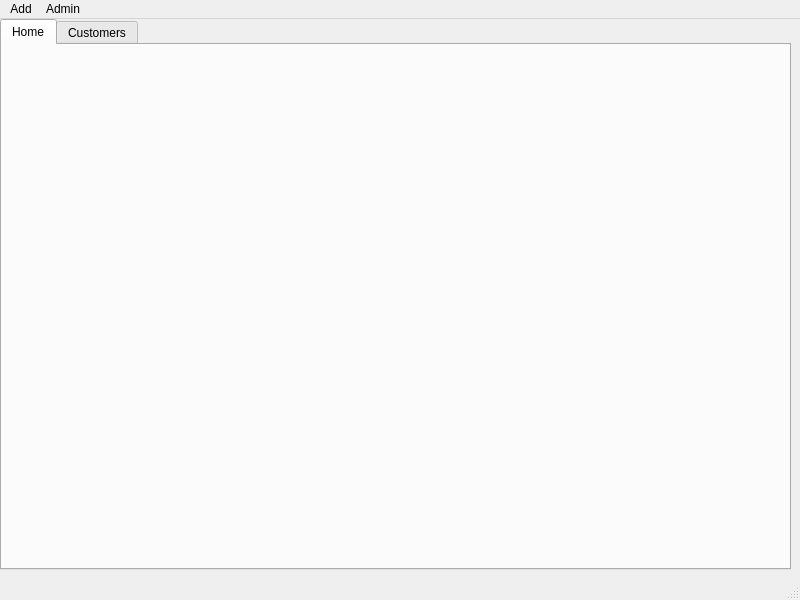
Qt form CarRent/mainscreen.ui (Mani-SSH/Car_Rental) before a commit.
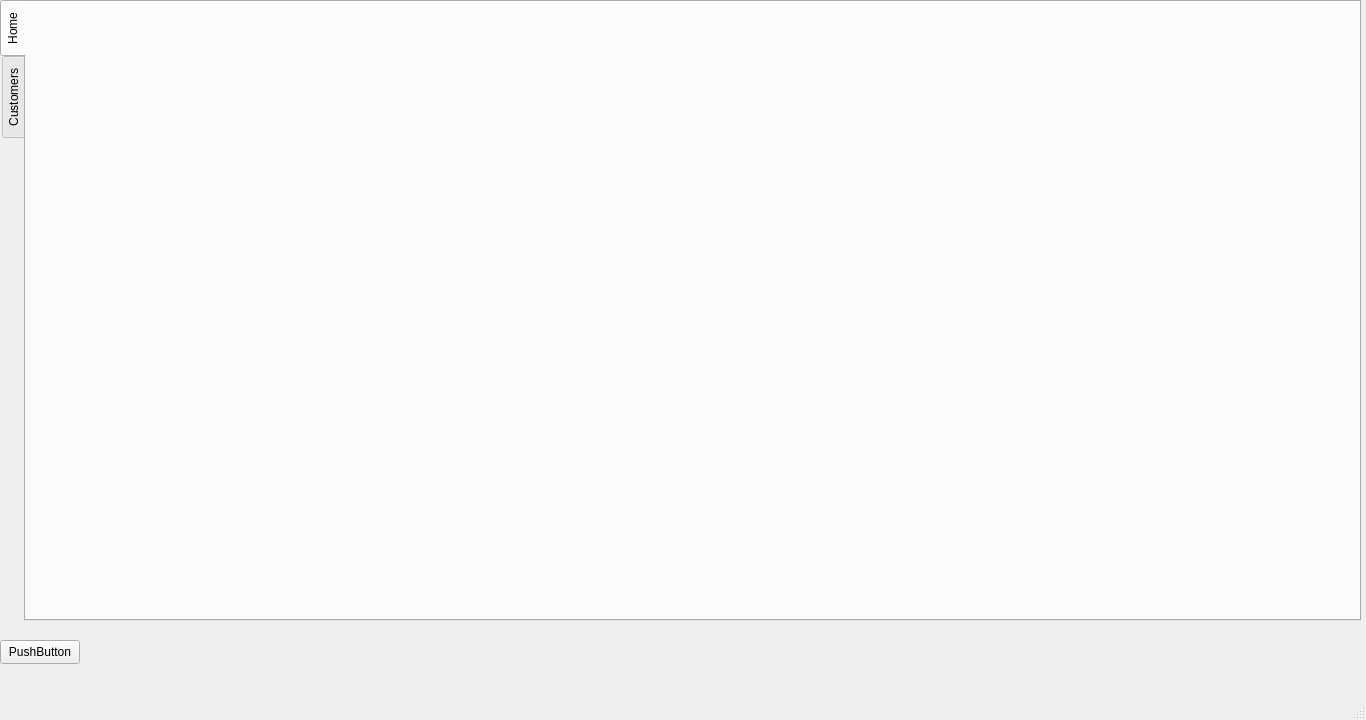
The same form after that commit. The open tabs and pages were chosen to show the change.

Commit message: Created Layout

```diff
--- a/CarRent/mainscreen.ui
+++ b/CarRent/mainscreen.ui
@@ -6,8 +6,8 @@
    <rect>
     <x>0</x>
     <y>0</y>
-    <width>800</width>
-    <height>600</height>
+    <width>1366</width>
+    <height>720</height>
    </rect>
   </property>
   <property name="windowTitle">
@@ -23,11 +23,28 @@
       <height>551</height>
      </rect>
     </property>
-    <layout class="QGridLayout" name="gridLayout">
-     <item row="0" column="0">
+    <layout class="QGridLayout" name="gridLayout"/>
+   </widget>
       <widget class="QTabWidget" name="tabWidget">
+    <property name="enabled">
+     <bool>true</bool>
+    </property>
+    <property name="geometry">
+     <rect>
+      <x>0</x>
+      <y>0</y>
+      <width>1361</width>
+      <height>621</height>
+     </rect>
+    </property>
+    <property name="sizePolicy">
+     <sizepolicy hsizetype="Preferred" vsizetype="Preferred">
+      <horstretch>0</horstretch>
+      <verstretch>0</verstretch>
+     </sizepolicy>
+    </property>
        <property name="tabPosition">
-        <enum>QTabWidget::North</enum>
+     <enum>QTabWidget::West</enum>
        </property>
        <property name="currentIndex">
         <number>1</number>
@@ -43,8 +60,18 @@
         </attribute>
        </widget>
       </widget>
-     </item>
-    </layout>
+   <widget class="QPushButton" name="pushButton">
+    <property name="geometry">
+     <rect>
+      <x>0</x>
+      <y>640</y>
+      <width>80</width>
+      <height>24</height>
+     </rect>
+    </property>
+    <property name="text">
+     <string>PushButton</string>
+    </property>
    </widget>
   </widget>
   <widget class="QMenuBar" name="menubar">
@@ -52,26 +79,10 @@
     <rect>
      <x>0</x>
      <y>0</y>
-     <width>800</width>
-     <height>25</height>
+     <width>1366</width>
+     <height>21</height>
     </rect>
    </property>
-   <widget class="QMenu" name="menuAdd">
-    <property name="title">
-     <string>Add</string>
-    </property>
-    <addaction name="actionAdd_car"/>
-    <addaction name="actionAdd_Customer"/>
-   </widget>
-   <widget class="QMenu" name="menuAdmin">
-    <property name="title">
-     <string>Admin</string>
-    </property>
-    <addaction name="actionLogout"/>
-    <addaction name="actionCreate_New_Account"/>
-   </widget>
-   <addaction name="menuAdd"/>
-   <addaction name="menuAdmin"/>
   </widget>
   <widget class="QStatusBar" name="statusbar"/>
   <action name="actionAdd_car">
```
Left out of the diff: 2 changed lines with no effect on the pictures. Lines whose indentation alone changed are shown as unchanged. The commit also changes 1 other file.
